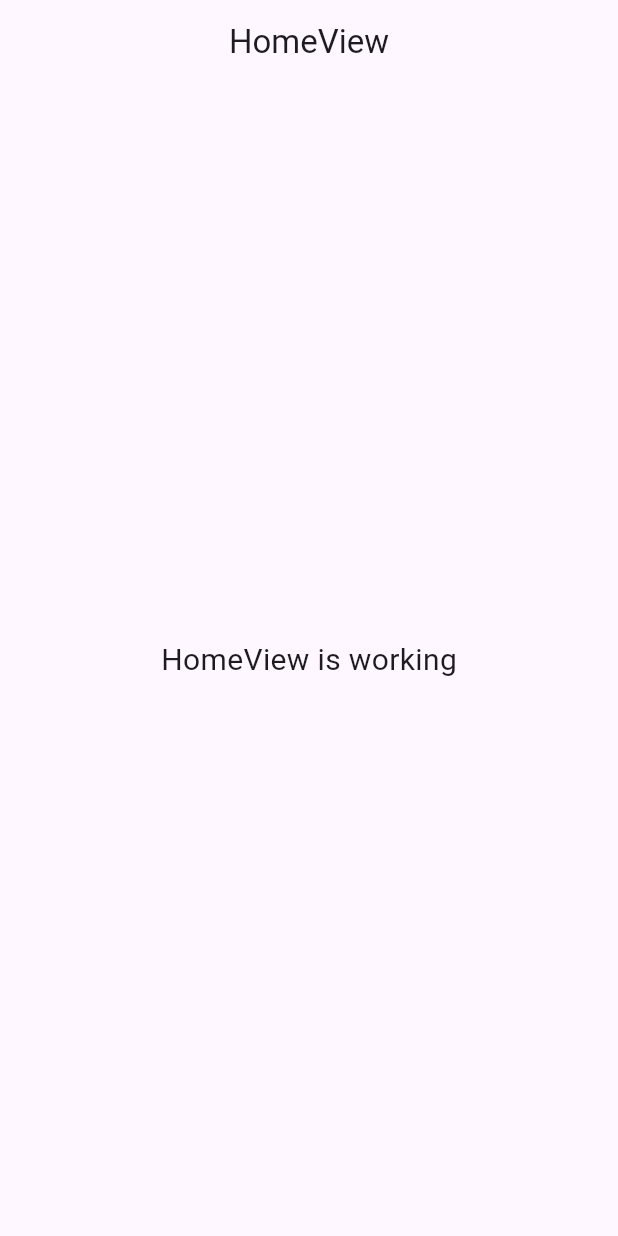
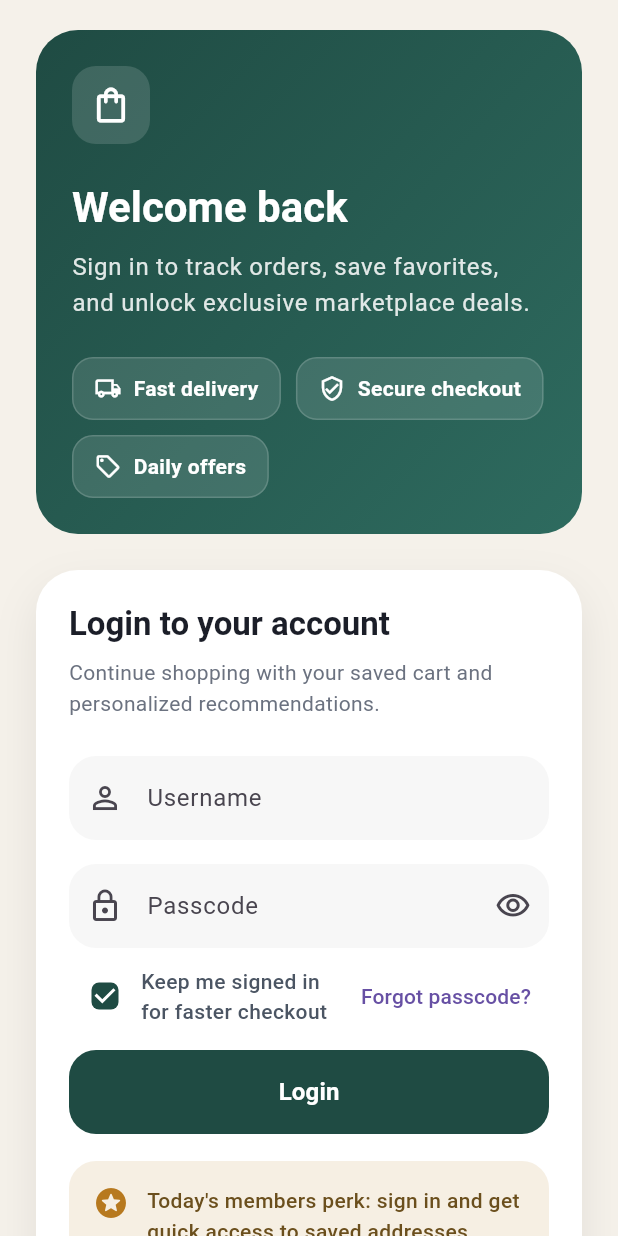
Before and after one commit to indiatechtimes/Hand2Hand, a Flutter app: the screen it shows after launch, on a phone screen of 412 x 824 dp. Run offline on Flutter 3.47's test engine with Material 3 defaults, Android fonts, the light colour scheme and no system bars; our stand-ins replace get.

Commit message:
working on loginscreen

```diff
--- a/lib/app/modules/home/controllers/home_controller.dart
+++ b/lib/app/modules/home/controllers/home_controller.dart
@@ -1,11 +1,14 @@
 import 'package:get/get.dart';
 
 class HomeController extends GetxController {
-  //TODO: Implement HomeController
+  final displayName = 'Shopper'.obs;
 
-  final count = 0.obs;
-
-
-
-  void increment() => count.value++;
+  @override
+  void onInit() {
+    final username = Get.arguments;
+    if (username is String && username.trim().isNotEmpty) {
+      displayName.value = username.trim();
+    }
+    super.onInit();
+  }
 }
--- /dev/null
+++ b/lib/app/modules/login/controllers/login_controller.dart
@@ -0,0 +1,61 @@
+import 'package:flutter/material.dart';
+
+import 'package:get/get.dart';
+
+import '../../../routes/app_pages.dart';
+
+class LoginController extends GetxController {
+  final usernameController = TextEditingController();
+  final passcodeController = TextEditingController();
+
+  final isPasscodeHidden = true.obs;
+  final rememberMe = true.obs;
+  final isSubmitting = false.obs;
+
+  void togglePasscodeVisibility() {
+    isPasscodeHidden.toggle();
+  }
+
+  void toggleRememberMe(bool? value) {
+    rememberMe.value = value ?? false;
+  }
+
+  Future<void> login() async {
+    final username = usernameController.text.trim();
+    final passcode = passcodeController.text.trim();
+
+    if (username.isEmpty) {
+      Get.snackbar(
+        'Username required',
+        'Please enter your username to continue shopping.',
+        snackPosition: SnackPosition.BOTTOM,
+      );
+      return;
+    }
+
+    if (passcode.isEmpty) {
+      Get.snackbar(
+        'Passcode required',
+        'Please enter your passcode to access your account.',
+        snackPosition: SnackPosition.BOTTOM,
+      );
+      return;
+    }
+
+    isSubmitting.value = true;
+    await Future.delayed(const Duration(milliseconds: 900));
+    isSubmitting.value = false;
+
+    Get.offAllNamed(
+      Routes.HOME,
+      arguments: username,
+    );
+  }
+
+  @override
+  void onClose() {
+    usernameController.dispose();
+    passcodeController.dispose();
+    super.onClose();
+  }
+}
--- /dev/null
+++ b/lib/app/modules/login/views/login_view.dart
@@ -0,0 +1,311 @@
+import 'package:flutter/material.dart';
+
+import 'package:get/get.dart';
+
+import '../controllers/login_controller.dart';
+
+class LoginView extends GetView<LoginController> {
+  const LoginView({super.key});
+
+  @override
+  Widget build(BuildContext context) {
+    final theme = Theme.of(context);
+
+    return Scaffold(
+      backgroundColor: const Color(0xFFF5F1EA),
+      body: SafeArea(
+        child: SingleChildScrollView(
+          padding: const EdgeInsets.symmetric(horizontal: 24, vertical: 20),
+          child: Column(
+            crossAxisAlignment: CrossAxisAlignment.start,
+            children: [
+              Container(
+                width: double.infinity,
+                padding: const EdgeInsets.all(24),
+                decoration: BoxDecoration(
+                  borderRadius: BorderRadius.circular(28),
+                  gradient: const LinearGradient(
+                    colors: [Color(0xFF1F4B43), Color(0xFF2E6B5F)],
+                    begin: Alignment.topLeft,
+                    end: Alignment.bottomRight,
+                  ),
+                ),
+                child: Column(
+                  crossAxisAlignment: CrossAxisAlignment.start,
+                  children: [
+                    Container(
+                      height: 52,
+                      width: 52,
+                      decoration: BoxDecoration(
+                        color: Colors.white.withValues(alpha: 0.14),
+                        borderRadius: BorderRadius.circular(16),
+                      ),
+                      child: const Icon(
+                        Icons.shopping_bag_outlined,
+                        color: Colors.white,
+                        size: 28,
+                      ),
+                    ),
+                    const SizedBox(height: 24),
+                    Text(
+                      'Welcome back',
+                      style: theme.textTheme.headlineMedium?.copyWith(
+                        color: Colors.white,
+                        fontWeight: FontWeight.w700,
+                      ),
+                    ),
+                    const SizedBox(height: 10),
+                    Text(
+                      'Sign in to track orders, save favorites, and unlock exclusive marketplace deals.',
+                      style: theme.textTheme.bodyLarge?.copyWith(
+                        color: Colors.white.withValues(alpha: 0.86),
+                        height: 1.5,
+                      ),
+                    ),
+                    const SizedBox(height: 24),
+                    Wrap(
+                      spacing: 10,
+                      runSpacing: 10,
+                      children: const [
+                        _FeatureChip(
+                          icon: Icons.local_shipping_outlined,
+                          label: 'Fast delivery',
+                        ),
+                        _FeatureChip(
+                          icon: Icons.verified_user_outlined,
+                          label: 'Secure checkout',
+                        ),
+                        _FeatureChip(
+                          icon: Icons.sell_outlined,
+                          label: 'Daily offers',
+                        ),
+                      ],
+                    ),
+                  ],
+                ),
+              ),
+              const SizedBox(height: 24),
+              Container(
+                width: double.infinity,
+                padding: const EdgeInsets.all(22),
+                decoration: BoxDecoration(
+                  color: Colors.white,
+                  borderRadius: BorderRadius.circular(28),
+                  boxShadow: const [
+                    BoxShadow(
+                      color: Color(0x14000000),
+                      blurRadius: 24,
+                      offset: Offset(0, 12),
+                    ),
+                  ],
+                ),
+                child: Column(
+                  crossAxisAlignment: CrossAxisAlignment.start,
+                  children: [
+                    Text(
+                      'Login to your account',
+                      style: theme.textTheme.titleLarge?.copyWith(
+                        fontWeight: FontWeight.w700,
+                        color: const Color(0xFF1B1E28),
+                      ),
+                    ),
+                    const SizedBox(height: 8),
+                    Text(
+                      'Continue shopping with your saved cart and personalized recommendations.',
+                      style: theme.textTheme.bodyMedium?.copyWith(
+                        color: const Color(0xFF6B7280),
+                        height: 1.5,
+                      ),
+                    ),
+                    const SizedBox(height: 24),
+                    TextField(
+                      controller: controller.usernameController,
+                      textInputAction: TextInputAction.next,
+                      decoration: InputDecoration(
+                        labelText: 'Username',
+                        hintText: 'Enter your username',
+                        prefixIcon: const Icon(Icons.person_outline),
+                        filled: true,
+                        fillColor: const Color(0xFFF7F7F7),
+                        border: OutlineInputBorder(
+                          borderRadius: BorderRadius.circular(18),
+                          borderSide: BorderSide.none,
+                        ),
+                      ),
+                    ),
+                    const SizedBox(height: 16),
+                    Obx(
+                      () => TextField(
+                        controller: controller.passcodeController,
+                        obscureText: controller.isPasscodeHidden.value,
+                        textInputAction: TextInputAction.done,
+                        onSubmitted: (_) => controller.login(),
+                        decoration: InputDecoration(
+                          labelText: 'Passcode',
+                          hintText: 'Enter your passcode',
+                          prefixIcon: const Icon(Icons.lock_outline),
+                          suffixIcon: IconButton(
+                            onPressed: controller.togglePasscodeVisibility,
+                            icon: Icon(
+                              controller.isPasscodeHidden.value
+                                  ? Icons.visibility_outlined
+                                  : Icons.visibility_off_outlined,
+                            ),
+                          ),
+                          filled: true,
+                          fillColor: const Color(0xFFF7F7F7),
+                          border: OutlineInputBorder(
+                            borderRadius: BorderRadius.circular(18),
+                            borderSide: BorderSide.none,
+                          ),
+                        ),
+                      ),
+                    ),
+                    const SizedBox(height: 8),
+                    Row(
+                      children: [
+                        Obx(
+                          () => Checkbox(
+                            value: controller.rememberMe.value,
+                            onChanged: controller.toggleRememberMe,
+                            activeColor: const Color(0xFF1F4B43),
+                            shape: RoundedRectangleBorder(
+                              borderRadius: BorderRadius.circular(5),
+                            ),
+                          ),
+                        ),
+                        const Expanded(
+                          child: Text(
+                            'Keep me signed in for faster checkout',
+                            style: TextStyle(
+                              color: Color(0xFF4B5563),
+                              fontWeight: FontWeight.w500,
+                            ),
+                          ),
+                        ),
+                        TextButton(
+                          onPressed: () {
+                            Get.snackbar(
+                              'Support',
+                              'Passcode recovery flow can be connected here.',
+                              snackPosition: SnackPosition.BOTTOM,
+                            );
+                          },
+                          child: const Text('Forgot passcode?'),
+                        ),
+                      ],
+                    ),
+                    const SizedBox(height: 12),
+                    Obx(
+                      () => SizedBox(
+                        width: double.infinity,
+                        height: 56,
+                        child: ElevatedButton(
+                          onPressed:
+                              controller.isSubmitting.value
+                                  ? null
+                                  : controller.login,
+                          style: ElevatedButton.styleFrom(
+                            backgroundColor: const Color(0xFF1F4B43),
+                            foregroundColor: Colors.white,
+                            elevation: 0,
+                            shape: RoundedRectangleBorder(
+                              borderRadius: BorderRadius.circular(18),
+                            ),
+                          ),
+                          child:
+                              controller.isSubmitting.value
+                                  ? const SizedBox(
+                                    height: 22,
+                                    width: 22,
+                                    child: CircularProgressIndicator(
+                                      strokeWidth: 2.4,
+                                      color: Colors.white,
+                                    ),
+                                  )
+                                  : const Text(
+                                    'Login',
+                                    style: TextStyle(
+                                      fontSize: 16,
+                                      fontWeight: FontWeight.w700,
+                                    ),
+                                  ),
+                        ),
+                      ),
+                    ),
+                    const SizedBox(height: 18),
+                    Container(
+                      padding: const EdgeInsets.all(16),
+                      decoration: BoxDecoration(
+                        color: const Color(0xFFF6EFE3),
+                        borderRadius: BorderRadius.circular(18),
+                      ),
+                      child: const Row(
+                        crossAxisAlignment: CrossAxisAlignment.start,
+                        children: [
+                          Icon(Icons.stars_rounded, color: Color(0xFFB7791F)),
+                          SizedBox(width: 12),
+                          Expanded(
+                            child: Text(
+                              'Today\'s members perk: sign in and get quick access to saved addresses, recent orders, and limited-time price drops.',
+                              style: TextStyle(
+                                color: Color(0xFF6B4F1D),
+                                height: 1.5,
+                                fontWeight: FontWeight.w500,
+                              ),
+                            ),
+                          ),
+                        ],
+                      ),
+                    ),
+                  ],
+                ),
+              ),
+              const SizedBox(height: 20),
+              const Center(
+                child: Text(
+                  'By continuing, you agree to our Terms and Privacy Policy.',
+                  textAlign: TextAlign.center,
+                  style: TextStyle(color: Color(0xFF6B7280), height: 1.5),
+                ),
+              ),
+            ],
+          ),
+        ),
+      ),
+    );
+  }
+}
+
+class _FeatureChip extends StatelessWidget {
+  const _FeatureChip({required this.icon, required this.label});
+
+  final IconData icon;
+  final String label;
+
+  @override
+  Widget build(BuildContext context) {
+    return Container(
+      padding: const EdgeInsets.symmetric(horizontal: 14, vertical: 10),
+      decoration: BoxDecoration(
+        color: Colors.white.withValues(alpha: 0.12),
+        borderRadius: BorderRadius.circular(14),
+        border: Border.all(color: Colors.white.withValues(alpha: 0.16)),
+      ),
+      child: Row(
+        mainAxisSize: MainAxisSize.min,
+        children: [
+          Icon(icon, size: 18, color: Colors.white),
+          const SizedBox(width: 8),
+          Text(
+            label,
+            style: const TextStyle(
+              color: Colors.white,
+              fontWeight: FontWeight.w600,
+            ),
+          ),
+        ],
+      ),
+    );
+  }
+}
--- a/lib/app/routes/app_pages.dart
+++ b/lib/app/routes/app_pages.dart
@@ -2,15 +2,22 @@ import 'package:get/get.dart';
 
 import '../modules/home/bindings/home_binding.dart';
 import '../modules/home/views/home_view.dart';
+import '../modules/login/bindings/login_binding.dart';
+import '../modules/login/views/login_view.dart';
 
 part 'app_routes.dart';
 
 class AppPages {
   AppPages._();
 
-  static const INITIAL = Routes.HOME;
+  static const INITIAL = Routes.LOGIN;
 
   static final routes = [
+    GetPage(
+      name: _Paths.LOGIN,
+      page: () => const LoginView(),
+      binding: LoginBinding(),
+    ),
     GetPage(
       name: _Paths.HOME,
       page: () => const HomeView(),
--- a/lib/app/routes/app_routes.dart
+++ b/lib/app/routes/app_routes.dart
@@ -3,10 +3,12 @@ part of 'app_pages.dart';
 
 abstract class Routes {
   Routes._();
+  static const LOGIN = _Paths.LOGIN;
   static const HOME = _Paths.HOME;
 }
 
 abstract class _Paths {
   _Paths._();
+  static const LOGIN = '/login';
   static const HOME = '/home';
 }
```
Also changed, not shown: lib/app/modules/home/views/home_view.dart (+140 -5 lines), lib/app/modules/login/bindings/login_binding.dart (added, +12 -0 lines).
